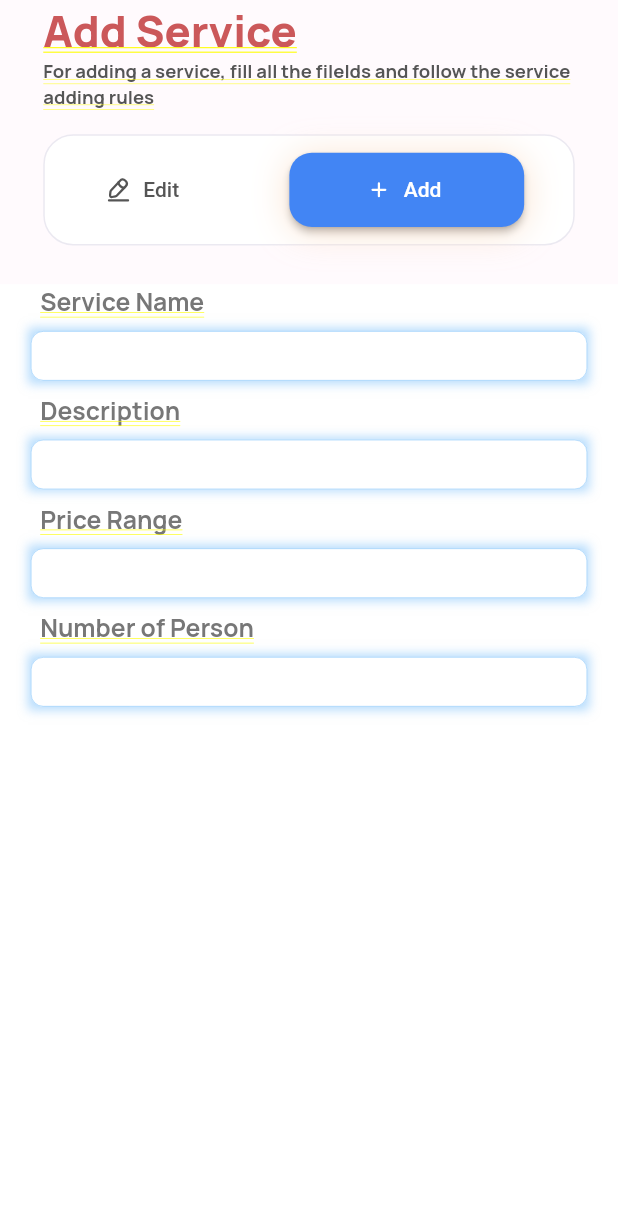
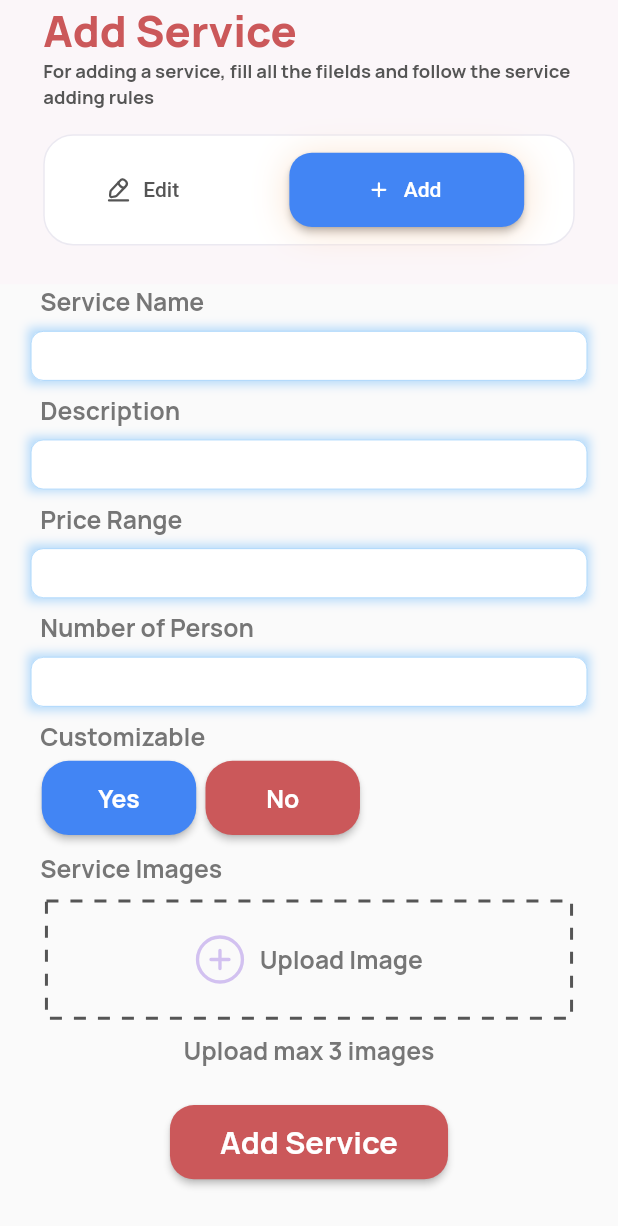
Before and after one commit to Aliza02/E-Vent-Vendor, a Flutter app: the AddService screen opened by its route, after a tap on "Add", on a phone screen of 412 x 824 dp. Shown: the top 1226 px of the screen. Run offline on Flutter 3.47's test engine with Material 2 defaults, Android fonts, the phone set to English and light mode, and no system bars; drawn by our look-alikes of dotted_border; our stand-ins replace flutter_svg, flutter_zoom_drawer, get.

Commit message:
add service UI complete

```diff
--- a/lib/constants/icons.dart
+++ b/lib/constants/icons.dart
@@ -29,4 +29,7 @@ class AppIcons {
   static const editActive = 'assets/icons/edit_active.svg';
   static const addActive = 'assets/icons/add_active.svg';
   static const addInactive = 'assets/icons/add_inactive.svg';
+
+  // add service
+  static const addImage = 'assets/icons/add_image.svg';
 }
--- a/lib/screens/AddService/addService.dart
+++ b/lib/screens/AddService/addService.dart
@@ -1,24 +1,28 @@
+import 'package:dotted_border/dotted_border.dart';
 import 'package:eventually_vendor/widget/AddServices/serviceHeader.dart';
 import 'package:flutter/material.dart';
+import 'package:flutter_svg/svg.dart';
 import 'package:get/get.dart';
 import '../../constants/colors.dart';
 import '../../constants/font.dart';
+import '../../constants/icons.dart';
 import '../../controller/pagecontroller.dart';
+import '../../widget/AddServices/Button.dart';
 import '../../widget/AddServices/textFieldLabel.dart';
 import '../../widget/AddServices/textFormField.dart';
 
 class AddService extends GetView<testController> {
-  const AddService({super.key});
+  AddService({super.key});
 
-  @override
-  Widget build(BuildContext context) {
+  final pagecontroller = Get.put(testController());
+
+// add service section
+  Widget addService(context) {
+    double width = MediaQuery.of(context).size.width;
     double height = MediaQuery.of(context).size.height;
-    double width = MediaQuery.of(context).size.width;
-    return SafeArea(
-      child: Column(
-        // crossAxisAlignment: CrossAxisAlignment.start,
+    return Column(
       children: [
-          service_Header(),
+        // service_Header(),
         Label(title: 'Service Name'),
         const textFormField(),
         Label(title: 'Description'),
@@ -27,7 +31,104 @@ class AddService extends GetView<testController> {
         const textFormField(),
         Label(title: 'Number of Person'),
         const textFormField(),
+        Label(title: 'Customizable'),
+        Container(
+          margin: EdgeInsets.only(left: width * 0.06),
+          child: Row(
+            children: [
+              Button(
+                label: 'Yes',
+                width: width * 0.25,
+                height: height * 0.06,
+                buttonColor: AppColors.blue,
+                fontSize: width * 0.04,
+                borderRadius: 18.0,
+              ),
+              Button(
+                label: 'No',
+                width: width * 0.25,
+                height: height * 0.06,
+                buttonColor: AppColors.pink,
+                fontSize: width * 0.04,
+                borderRadius: 18.0,
+              ),
             ],
+          ),
+        ),
+        const SizedBox(height: 6.0),
+        Label(title: 'Service Images'),
+        const SizedBox(height: 10.0),
+        DottedBorder(
+          color: AppColors.grey,
+          strokeWidth: 2,
+          dashPattern: const [8, 8],
+          child: Container(
+            width: width * 0.84,
+            height: height * 0.09,
+            child: Row(
+              mainAxisAlignment: MainAxisAlignment.center,
+              children: [
+                SvgPicture.asset(
+                  AppIcons.addImage,
+                  height: height * 0.04,
+                  width: width * 0.08,
+                ),
+                const SizedBox(width: 10.0),
+                Text(
+                  'Upload Image',
+                  style: TextStyle(
+                    color: AppColors.grey.withOpacity(0.8),
+                    fontSize: width * 0.04,
+                    fontFamily: AppFonts.manrope,
+                    fontWeight: AppFonts.bold,
+                  ),
+                ),
+              ],
+            ),
+          ),
+        ),
+        const SizedBox(height: 10.0),
+        Text(
+          'Upload max 3 images',
+          style: TextStyle(
+            color: AppColors.grey.withOpacity(0.8),
+            fontSize: width * 0.04,
+            fontFamily: AppFonts.manrope,
+            fontWeight: AppFonts.bold,
+          ),
+        ),
+        const SizedBox(height: 20.0),
+        Button(
+          label: 'Add Service',
+          width: width * 0.45,
+          height: height * 0.06,
+          buttonColor: AppColors.pink,
+          fontSize: width * 0.05,
+          borderRadius: 16.0,
+        ),
+        const SizedBox(height: 10.0),
+      ],
+    );
+  }
+
+  @override
+  Widget build(BuildContext context) {
+    double height = MediaQuery.of(context).size.height;
+    double width = MediaQuery.of(context).size.width;
+    return SafeArea(
+      child: Scaffold(
+        body: SingleChildScrollView(
+          scrollDirection: Axis.vertical,
+          child: Column(
+            children: [
+              service_Header(),
+              Obx(() => pagecontroller.AddServiceSelected.value
+                  ? addService(context)
+                  : Container()),
+              // addService(context),
+            ],
+          ),
+        ),
       ),
     );
   }
--- /dev/null
+++ b/lib/widget/AddServices/Button.dart
@@ -0,0 +1,49 @@
+import 'package:flutter/material.dart';
+import 'package:flutter/src/widgets/framework.dart';
+import 'package:flutter/src/widgets/placeholder.dart';
+
+import '../../constants/font.dart';
+
+class Button extends StatelessWidget {
+  String label;
+  double width;
+  double height;
+  Color buttonColor;
+  double fontSize;
+  double borderRadius;
+  Button(
+      {super.key,
+      required this.label,
+      required this.width,
+      required this.height,
+      required this.buttonColor,
+      required this.fontSize,
+      required this.borderRadius});
+
+  @override
+  Widget build(BuildContext context) {
+    return Container(
+      width: width,
+      height: height,
+      margin: EdgeInsets.symmetric(
+          vertical: height * 0.1, horizontal: width * 0.03),
+      child: ElevatedButton(
+        style: ElevatedButton.styleFrom(
+          backgroundColor: buttonColor,
+          shape: RoundedRectangleBorder(
+            borderRadius: BorderRadius.circular(borderRadius),
+          ),
+        ),
+        onPressed: () {},
+        child: Text(
+          label,
+          style: TextStyle(
+            fontSize: fontSize,
+            fontFamily: AppFonts.manrope,
+            fontWeight: AppFonts.bold,
+          ),
+        ),
+      ),
+    );
+  }
+}
--- a/pubspec.yaml
+++ b/pubspec.yaml
@@ -38,6 +38,7 @@ dependencies:
   flutter_zoom_drawer: ^3.0.4+1
   flutter_svg: ^2.0.5
   get: ^4.6.5
+  dotted_border: ^2.0.0+3
 
 
 dev_dependencies:
@@ -102,6 +103,7 @@ flutter:
     - assets/icons/edit_active.svg
     - assets/icons/add_active.svg
     - assets/icons/add_inactive.svg
+    - assets/icons/add_image.svg
 
 
 
```
Also changed, not shown: assets/icons/add_image.svg (added), pubspec.lock. Lines whose indentation alone changed are shown as unchanged.
